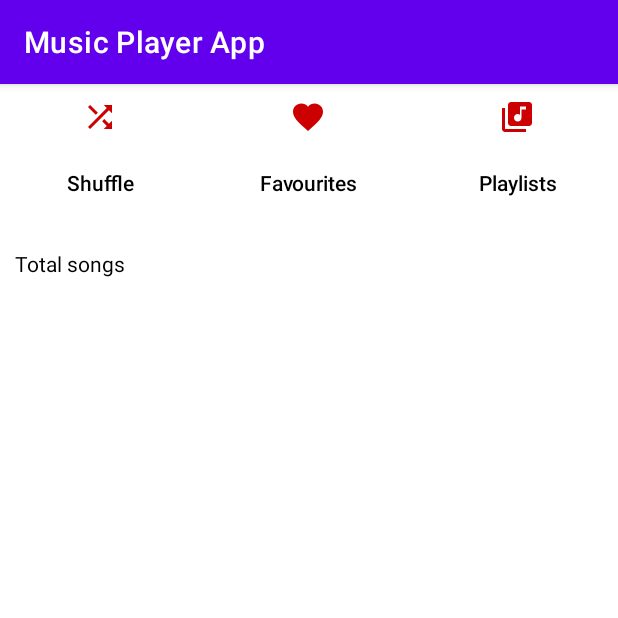
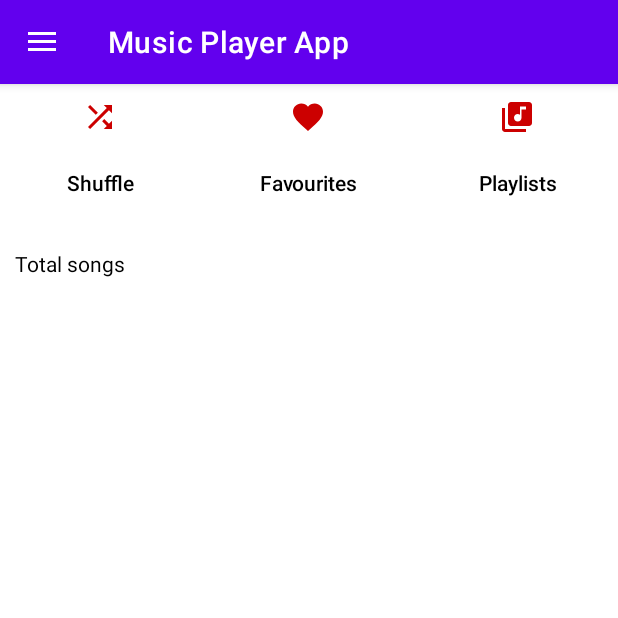
Before and after one commit to 200103522/final_app, an Android app: the screen it shows after launch (MainActivity), on a phone screen of 412 x 824 dp, the top half of it. Run offline under Robolectric (Android 15) with nearby library versions, the phone set to English and light mode, and no system bars.

Commit message:
app_navigation_btn

```diff
--- a/app/src/main/java/com/example/musicplayerapp/MainActivity.kt
+++ b/app/src/main/java/com/example/musicplayerapp/MainActivity.kt
@@ -3,7 +3,9 @@ package com.example.musicplayerapp
 import android.content.Intent
 import android.content.pm.PackageManager
 import android.os.Bundle
+import android.view.MenuItem
 import android.widget.Toast
+import androidx.appcompat.app.ActionBarDrawerToggle
 import androidx.appcompat.app.AppCompatActivity
 import androidx.core.app.ActivityCompat
 import com.example.musicplayerapp.databinding.ActivityMainBinding
@@ -11,12 +13,18 @@ import com.example.musicplayerapp.databinding.ActivityMainBinding
 class MainActivity : AppCompatActivity() {
 
     private lateinit var binding: ActivityMainBinding
+    private lateinit var toggle: ActionBarDrawerToggle
 
     override fun onCreate(savedInstanceState: Bundle?) {
         super.onCreate(savedInstanceState)
         requestRuntimePermission()
         binding = ActivityMainBinding.inflate(layoutInflater)
         setContentView(binding.root)
+
+        toggle = ActionBarDrawerToggle(this, binding.root, R.string.open, R.string.close)
+        binding.root.addDrawerListener(toggle)
+        toggle.syncState()
+        supportActionBar?.setDisplayHomeAsUpEnabled(true)
 
         binding.shuffleBtn.setOnClickListener {
             startActivity(Intent(this@MainActivity, PlayerActivity::class.java))
@@ -49,4 +57,9 @@ class MainActivity : AppCompatActivity() {
         }
     }
 
+    override fun onOptionsItemSelected(item: MenuItem): Boolean {
+        if (toggle.onOptionsItemSelected(item))
+            return true
+        return super.onOptionsItemSelected(item)
+    }
 }
--- /dev/null
+++ b/app/src/main/res/drawable/about_icon.xml
@@ -0,0 +1,5 @@
+<vector android:height="24dp" android:tint="#000000"
+    android:viewportHeight="24" android:viewportWidth="24"
+    android:width="24dp" xmlns:android="http://schemas.android.com/apk/res/android">
+    <path android:fillColor="@android:color/white" android:pathData="M12,2C6.48,2 2,6.48 2,12s4.48,10 10,10 10,-4.48 10,-10S17.52,2 12,2zM13,17h-2v-6h2v6zM13,9h-2L11,7h2v2z"/>
+</vector>
--- /dev/null
+++ b/app/src/main/res/drawable/exit_icon.xml
@@ -0,0 +1,5 @@
+<vector android:autoMirrored="true" android:height="24dp"
+    android:tint="#000000" android:viewportHeight="24"
+    android:viewportWidth="24" android:width="24dp" xmlns:android="http://schemas.android.com/apk/res/android">
+    <path android:fillColor="@android:color/white" android:pathData="M10.09,15.59L11.5,17l5,-5 -5,-5 -1.41,1.41L12.67,11H3v2h9.67l-2.58,2.59zM19,3H5c-1.11,0 -2,0.9 -2,2v4h2V5h14v14H5v-4H3v4c0,1.1 0.89,2 2,2h14c1.1,0 2,-0.9 2,-2V5c0,-1.1 -0.9,-2 -2,-2z"/>
+</vector>
--- /dev/null
+++ b/app/src/main/res/drawable/feedback_icon.xml
@@ -0,0 +1,5 @@
+<vector android:height="24dp" android:tint="#000000"
+    android:viewportHeight="24" android:viewportWidth="24"
+    android:width="24dp" xmlns:android="http://schemas.android.com/apk/res/android">
+    <path android:fillColor="@android:color/white" android:pathData="M20,2L4,2c-1.1,0 -1.99,0.9 -1.99,2L2,22l4,-4h14c1.1,0 2,-0.9 2,-2L22,4c0,-1.1 -0.9,-2 -2,-2zM13,14h-2v-2h2v2zM13,10h-2L11,6h2v4z"/>
+</vector>
--- /dev/null
+++ b/app/src/main/res/drawable/settings_icon.xml
@@ -0,0 +1,5 @@
+<vector android:height="24dp" android:tint="#000000"
+    android:viewportHeight="24" android:viewportWidth="24"
+    android:width="24dp" xmlns:android="http://schemas.android.com/apk/res/android">
+    <path android:fillColor="@android:color/white" android:pathData="M19.14,12.94c0.04,-0.3 0.06,-0.61 0.06,-0.94c0,-0.32 -0.02,-0.64 -0.07,-0.94l2.03,-1.58c0.18,-0.14 0.23,-0.41 0.12,-0.61l-1.92,-3.32c-0.12,-0.22 -0.37,-0.29 -0.59,-0.22l-2.39,0.96c-0.5,-0.38 -1.03,-0.7 -1.62,-0.94L14.4,2.81c-0.04,-0.24 -0.24,-0.41 -0.48,-0.41h-3.84c-0.24,0 -0.43,0.17 -0.47,0.41L9.25,5.35C8.66,5.59 8.12,5.92 7.63,6.29L5.24,5.33c-0.22,-0.08 -0.47,0 -0.59,0.22L2.74,8.87C2.62,9.08 2.66,9.34 2.86,9.48l2.03,1.58C4.84,11.36 4.8,11.69 4.8,12s0.02,0.64 0.07,0.94l-2.03,1.58c-0.18,0.14 -0.23,0.41 -0.12,0.61l1.92,3.32c0.12,0.22 0.37,0.29 0.59,0.22l2.39,-0.96c0.5,0.38 1.03,0.7 1.62,0.94l0.36,2.54c0.05,0.24 0.24,0.41 0.48,0.41h3.84c0.24,0 0.44,-0.17 0.47,-0.41l0.36,-2.54c0.59,-0.24 1.13,-0.56 1.62,-0.94l2.39,0.96c0.22,0.08 0.47,0 0.59,-0.22l1.92,-3.32c0.12,-0.22 0.07,-0.47 -0.12,-0.61L19.14,12.94zM12,15.6c-1.98,0 -3.6,-1.62 -3.6,-3.6s1.62,-3.6 3.6,-3.6s3.6,1.62 3.6,3.6S13.98,15.6 12,15.6z"/>
+</vector>
--- a/app/src/main/res/layout/activity_main.xml
+++ b/app/src/main/res/layout/activity_main.xml
@@ -1,9 +1,11 @@
 <?xml version="1.0" encoding="utf-8"?>
-<androidx.constraintlayout.widget.ConstraintLayout xmlns:android="http://schemas.android.com/apk/res/android"
+<androidx.drawerlayout.widget.DrawerLayout xmlns:android="http://schemas.android.com/apk/res/android"
     xmlns:app="http://schemas.android.com/apk/res-auto"
     xmlns:tools="http://schemas.android.com/tools"
     android:layout_width="match_parent"
     android:layout_height="match_parent"
+    android:fitsSystemWindows="true"
+    tools:openDrawer="start"
     tools:context=".MainActivity">
 
     <LinearLayout
@@ -67,4 +69,12 @@
 
     </LinearLayout>
 
-</androidx.constraintlayout.widget.ConstraintLayout>
+    <com.google.android.material.navigation.NavigationView
+        android:layout_width="wrap_content"
+        android:layout_height="match_parent"
+        android:layout_gravity="start"
+        android:fitsSystemWindows="true"
+        app:headerLayout="@layout/navigation_header"
+        app:menu="@menu/navigation_menu"/>
+
+</androidx.drawerlayout.widget.DrawerLayout>
--- /dev/null
+++ b/app/src/main/res/menu/navigation_menu.xml
@@ -0,0 +1,18 @@
+<?xml version="1.0" encoding="utf-8"?>
+<menu xmlns:android="http://schemas.android.com/apk/res/android">
+    <item android:id="@+id/navFeedback"
+        android:title="@string/feedback"
+        android:icon="@drawable/feedback_icon"/>
+
+    <item android:id="@+id/navSetting"
+        android:title="@string/settings"
+        android:icon="@drawable/settings_icon"/>
+
+    <item android:id="@+id/navAbout"
+        android:title="@string/about"
+        android:icon="@drawable/about_icon"/>
+
+    <item android:id="@+id/navExit"
+        android:title="@string/exit"
+        android:icon="@drawable/exit_icon"/>
+</menu>
--- a/app/src/main/res/values/strings.xml
+++ b/app/src/main/res/values/strings.xml
@@ -13,5 +13,12 @@
     <string name="equalizer_btn">Equalizer</string>
     <string name="timer_btn">Timer</string>
     <string name="share_btn">Share</string>
-
+    <string name="open">Open</string>
+    <string name="close">Close</string>
+    <string name="app_icon">Icon</string>
+    <string name="navigation_text">Welcome to\n World of Music</string>
+    <string name="feedback">Feedback</string>
+    <string name="settings">Settings</string>
+    <string name="about">About</string>
+    <string name="exit">Exit</string>
 </resources>
```
Also changed, not shown: app/src/main/res/layout/navigation_header.xml (added, +26 -0 lines).
